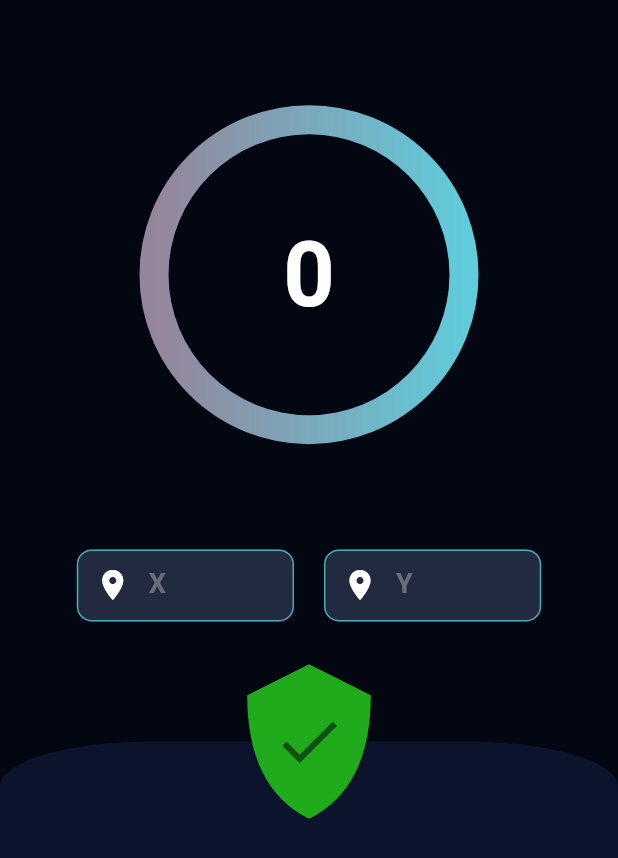
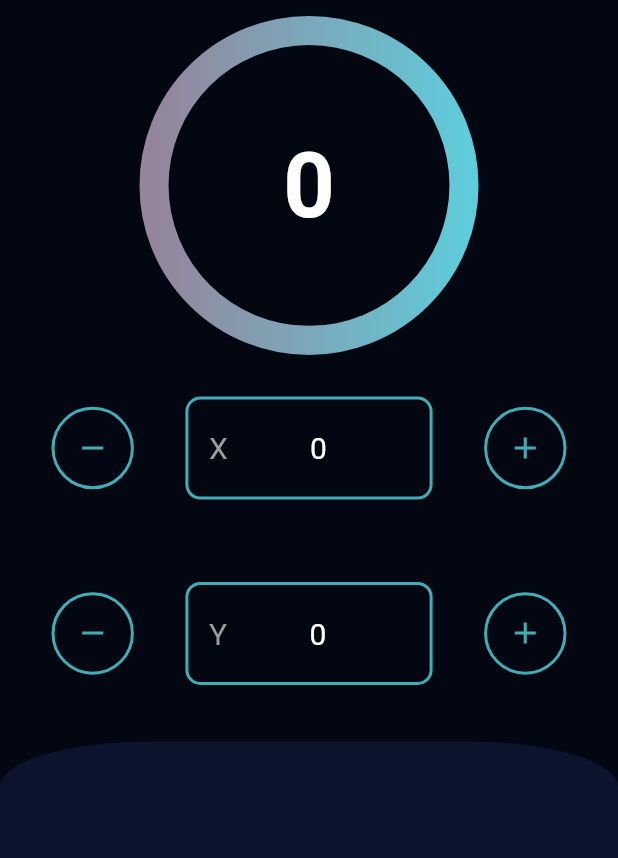
Before and after one commit to zeinab-sheikhi/wifi-fingerprint-positioning-frontend, a Flutter app: the OfflinePhase screen opened directly, on a phone screen of 412 x 824 dp. Shown: the top 858 px of the screen. Run offline on Flutter 3.47's test engine with Material 2 defaults, Android fonts, the phone set to English and light mode, and no system bars; drawn by our look-alikes of circular_countdown_timer; our stand-ins replace auto_size_text, flutter_animation_progress_bar, location, material_design_icons_flutter, shared_preferences; missing offline and left inert: regexed_validator, wifi_plugin; accounts and stored records are empty.

Commit message:
change ui in offline phase

```diff
--- a/lib/model/access_point.dart
+++ b/lib/model/access_point.dart
@@ -1,27 +1,13 @@
 class AccessPoint {
 
   final String BSSID;
-  final int RSSI_avg;
-  final int RSSI_size;
-  final int RSSI_min;
-  final int RSSI_max;
-  final double RSSI_deviation;
+  final List<int> RSSIs;
 
-  AccessPoint(
-      this.BSSID,
-      this.RSSI_avg,
-      this.RSSI_size,
-      this.RSSI_min,
-      this.RSSI_max,
-      this.RSSI_deviation);
+  AccessPoint(this.BSSID, this.RSSIs);
 
   Map toJson() => {
   'BSSID': BSSID,
-  'RSSI_avg': RSSI_avg,
-  'RSSI_size': RSSI_size,
-  'RSSI_min': RSSI_min,
-  'RSSI_max': RSSI_max,
-  'RSSI_deviation': RSSI_deviation
+  'RSSIs': RSSIs,
   };
 
 }
--- a/lib/model/point.dart
+++ b/lib/model/point.dart
@@ -22,8 +22,8 @@ class Point {
     return {
       'x': xCoordinate,
       'y': yCoordinate,
-      'totalScanTime': totalScanTime,
-      'intervalTime': intervalTime,
+      'T': totalScanTime,
+      'Ts': intervalTime,
       'dateTime': dateTime,
       'accessPoints': accessPoints
     };
--- a/lib/utils/views/custom_text_field.dart
+++ b/lib/utils/views/custom_text_field.dart
@@ -63,7 +63,6 @@ class MyTextField extends StatelessWidget {
             fillColor: fillColor,
             filled: true,
             hintText: hintText,
-            // hintStyle: TextStyle(fontSize: 18.0, color: Colors.white),
             labelText: labelText
         ),
         keyboardType: keyboardType,
--- a/lib/views/offline_phase/offline_phase_circular_timer.dart
+++ b/lib/views/offline_phase/offline_phase_circular_timer.dart
@@ -34,8 +34,8 @@ class CircularTimer extends StatelessWidget {
       duration: duration,
       initialDuration: 0,
       controller: controller,
-      width: width * 4 / 5,
-      height: height / 4,
+      width: width,
+      height: height,
       ringColor: Color(0xff33406b),
       ringGradient: LinearGradient(
         colors: [ Color(0xff95859b), Color(0xff60cbda)]
--- a/lib/views/offline_phase/offline_phase_screen.dart
+++ b/lib/views/offline_phase/offline_phase_screen.dart
@@ -8,8 +8,6 @@ import 'package:access_point/model/access_point.dart';
 import 'package:access_point/model/point.dart';
 import 'package:access_point/utils/data/preferences_util.dart';
 import 'package:access_point/utils/data/helper.dart';
-import 'package:access_point/views/offline_phase/offline_phase_collect_button.dart';
-import 'package:access_point/utils/views/custom_text_field.dart';
 import 'package:access_point/views/offline_phase/offline_phase_circular_timer.dart';
 import 'package:flutter/material.dart';
 import 'package:flutter/widgets.dart';
@@ -21,6 +19,7 @@ import 'package:wifi_plugin/wifi_plugin.dart';
 import 'package:circular_countdown_timer/circular_countdown_timer.dart';
 
 import '../../utils/data/string_utils.dart';
+import 'offline_phase_text_field.dart';
 
 
 class OfflinePhase extends StatefulWidget {
@@ -30,18 +29,13 @@ class OfflinePhase extends StatefulWidget {
 
 class _OfflinePhaseState extends State<OfflinePhase> {
 
-  final _xCoordinateController = TextEditingController();
-  final _yCoordinateController = TextEditingController();
   final CountDownController _controller = CountDownController();
 
   String _url = '';
   int _duration = 0;
   int _intervalTime = 0;
-  int _size = 0;
-  int _max = 0;
-  int _min = 0;
-  double _average = 0.0;
-  double _standardDeviation = 0.0;
+  int _xValue = 0;
+  int _yValue = 0;
   var _sampleTime;
   late Timer _timer;
   bool _isStopped = false;
@@ -63,22 +57,16 @@ class _OfflinePhaseState extends State<OfflinePhase> {
   }
 
   Widget _buildBody(height, width) {
-    return Stack(
-        alignment: Alignment.center,
-        children: [
-          _customScrollView(width, height),
-          _buttonContainer(width, height)
-        ]
-    );
+    return SafeArea(child: _customScrollView(width, height));
   }
 
   Widget _customScrollView(double width, double height) {
-    return CustomScrollView(
+    return
+      CustomScrollView(
       slivers: [
         SliverFillRemaining(
           hasScrollBody: false,
           child: Column(
-              mainAxisAlignment: MainAxisAlignment.spaceAround,
               children: [
                 _topContainer(width, height),
                 _bottomContainer(width, height)
@@ -93,44 +81,106 @@ class _OfflinePhaseState extends State<OfflinePhase> {
     return Container(
       height: (height * 3) / 5,
       child: Column(
+        crossAxisAlignment: CrossAxisAlignment.center,
         mainAxisAlignment: MainAxisAlignment.spaceEvenly,
         children: [
-          CircularTimer(
-              width: width,
-              height: height,
+          GestureDetector(
+            onTap: _resetTimer,
+            child: CircularTimer(
+                width: width * 4 / 5,
+                height: height / 4,
                 duration: _duration,
                 controller: _controller,
                 startTimer: _startTimer,
                 completeTimer: _completeTimer),
-          SizedBox(
-            width: width * 4 / 5,
+          ),
+          _xCoordinateContainer(width, height),
+          _yCoordinateContainer(width, height),
+        ],
+      ),
+    );
+  }
+
+  Widget _xCoordinateContainer(double width, double height) {
+    return Container(
+      height: height * 1 / 8,
       child: Row(
         mainAxisAlignment: MainAxisAlignment.spaceEvenly,
         children: [
-                Container(
-                  width: width * 2 / 5,
-                  child: MyTextField(
-                      hintText: "0",
-                      labelText: "X",
-                      prefixIcon: Icon(Icons.location_on, color: Colors.white),
-                      controller: _xCoordinateController,
-                      keyboardType: TextInputType.numberWithOptions(decimal: true)
-                  ),
-                ),
-                Container(
-                  width: width * 2 / 5,
-                  child: MyTextField(
-                      hintText: "0",
-                      labelText: "Y",
-                      prefixIcon: Icon(Icons.location_on, color: Colors.white),
-                      controller: _yCoordinateController,
-                      keyboardType: TextInputType.numberWithOptions(decimal: true)
-                  ),
+          _minusButton(
+              height,
+                  (){
+                setState(() {
+                  _xValue = _subtract(_xValue);
+                });
+              }),
+          CoordinateTextField(text: _xValue.toString(), labelText: 'X'),
+          _addButton(
+              height,
+              (){
+                setState(() {
+                  _xValue = _plus(_xValue);
+                });
+              }
               )
         ],
       ),
+    );
+  }
+
+  Widget _yCoordinateContainer(double width, double height) {
+    return Container(
+      height: height * 1 / 8,
+      child: Row(
+        mainAxisAlignment: MainAxisAlignment.spaceEvenly,
+        children: [
+          _minusButton(
+              height,
+              (){
+                setState(() {
+                  _yValue = _subtract(_yValue);
+                });
+              }),
+          CoordinateTextField(text: _yValue.toString(), labelText: 'Y'),
+          _addButton(
+              height,
+              () {
+                setState(() {
+                  _yValue = _plus(_yValue);
+                });
+              }
               )
         ],
+      ),
+    );
+  }
+
+  Widget _addButton(double height, Function add) {
+    return Container(
+      height: height / 15,
+      child: ElevatedButton(
+          onPressed: () {add();},
+          child: Icon(Icons.add, color: Color(0xff43adb7)),
+          style: ElevatedButton.styleFrom(
+              primary: Color(0xff030712),
+              shape: CircleBorder(),
+              side: BorderSide(width: 2.0, color: Color(0xff43adb7))
+          )
+      ),
+    );
+  }
+
+  Widget _minusButton(double height, Function subtract) {
+    return Container(
+      height: height / 15,
+      child: ElevatedButton(
+          onPressed: (){subtract();},
+          child: Icon(Icons.remove, color: Color(0xff43adb7)),
+          style: ElevatedButton.styleFrom(
+            primary: Color(0xff030712),
+            shape: CircleBorder(),
+            side: BorderSide(width: 2.0, color: Color(0xff43adb7))
+          )
       ),
     );
   }
@@ -145,37 +195,21 @@ class _OfflinePhaseState extends State<OfflinePhase> {
               topLeft: Radius.elliptical(100, 30),
               topRight: Radius.elliptical(100, 30)),
         ),
-        // child: Center(
-        //   child: Padding(
-        //     padding: EdgeInsets.symmetric(horizontal: width / 20, vertical: height / 60),
-        //     child: SizedBox(
-        //       width: width,
-        //       height: height * 2 / 5 - (height / 16 + height / 30),
-        //       child: Card(
-        //         margin: EdgeInsets.only(top: height / 20),
-        //         child: Center(),
-        //         elevation: 9,
-        //         color: Color(0xff162648),
-        //         shape: RoundedRectangleBorder(
-        //             borderRadius: BorderRadius.all(Radius.circular(5))),
-        //       ),
-        //     ),
-        //   ),
-        // ),
+        // child: ,
       ),
     );
   }
 
-  Widget _buttonContainer(double width, double height) {
-    return Positioned(
-      top: height * 3 / 5 - height / 16,
-      child: CollectButton(
-        fontSize: 20,
-        callBack: () {_resetTimer();},
-        loading: true,
-      ),
-    );
-  }
+  // Widget _buttonContainer(double width, double height) {
+  //   return Positioned(
+  //     top: height * 2.5 / 5 - height / 16,
+  //     child: CollectButton(
+  //       fontSize: 20,
+  //       callBack: () {_resetTimer();},
+  //       loading: true,
+  //     ),
+  //   );
+  // }
 
   _initializeVariables()  {
     setState(() {
@@ -184,6 +218,16 @@ class _OfflinePhaseState extends State<OfflinePhase> {
       _intervalTime = PreferenceUtils.getInt('intervalTime', 1000);
       _sampleTime = Duration(milliseconds: _intervalTime);
     });
+  }
+
+  int _plus(int value) {
+    return value + 40;
+  }
+
+  int _subtract(int value) {
+    if( value >= 40)
+      return value - 40;
+    return value;
   }
 
   void _collectAccessPoints() async {
@@ -198,29 +242,14 @@ class _OfflinePhaseState extends State<OfflinePhase> {
     for(MapEntry mapEntry in _accessPointsMap.entries) {
       String wifiBSSID = mapEntry.key;
       List<int> wifiRSSIList = List.of(mapEntry.value).cast<int>();
-      List<int> sortedRSSIList = Helper().sortList(wifiRSSIList);
-      _size = sortedRSSIList.length;
-      _max = sortedRSSIList.first;
-      _min = sortedRSSIList.last;
-      _average = Helper().calculateAverage(sortedRSSIList);
-      _standardDeviation = Helper().calculateStandardDeviation(sortedRSSIList, _average, _size);
-       _accessPointsList.add(
-           new AccessPoint(
-               wifiBSSID,
-               _average.toInt(),
-               _size,
-               _min,
-               _max,
-               double.parse(_standardDeviation.toStringAsFixed(4))
-           )
-       );
+      _accessPointsList.add(new AccessPoint(wifiBSSID, wifiRSSIList));
     }
   }
 
   Future<void> _sendData(List<AccessPoint> accessPointList) async {
 
-    int xCoordinate = int.parse(_xCoordinateController.text);
-    int yCoordinate = int.parse(_yCoordinateController.text);
+    int xCoordinate = _xValue;
+    int yCoordinate = _yValue;
     int totalScanTime = _duration;
     int intervalTime = _intervalTime ~/ 1000;
     String dateTime = Helper().getDateTime();
--- /dev/null
+++ b/lib/views/offline_phase/offline_phase_text_field.dart
@@ -0,0 +1,54 @@
+import 'package:flutter/material.dart';
+class CoordinateTextField extends StatelessWidget {
+
+  String text;
+  String labelText;
+  CoordinateTextField(
+      { required this.text,
+        required this.labelText
+      });
+
+  @override
+  Widget build(BuildContext context) {
+
+    double width = MediaQuery.of(context).size.width;
+    double height = MediaQuery.of(context).size.height;
+    return _coordinateTextField(width, height);
+  }
+
+  Widget _coordinateTextField(double width, double height)
+  {
+    return Container(
+      width: width * 2 / 5,
+      height: height / 12,
+      padding: EdgeInsets.all(width / 30),
+      decoration: BoxDecoration(
+          borderRadius: BorderRadius.circular(10),
+          border: Border.all(width: 2.0, color: Color(0xff43adb7))
+      ),
+      child: Row(
+        crossAxisAlignment: CrossAxisAlignment.center,
+        children: [
+          // Icon(Icons.location_on, color: Colors.white),
+          Text(
+              labelText,
+              style: TextStyle(
+                  color: Colors.grey,
+                fontSize: 20
+              )),
+          Expanded(
+              child: Center(
+                  child: Text(
+                    text,
+                    style: TextStyle(
+                      color: Colors.white,
+                      fontSize: 20
+                    ),
+                  )
+              )
+          )
+        ],
+      ),
+    );
+  }
+}
```
Also changed, not shown: lib/utils/data/helper.dart (+23 -23 lines), lib/views/screens/online_phase.dart (+3 -9 lines). Lines whose indentation alone changed are shown as unchanged.
